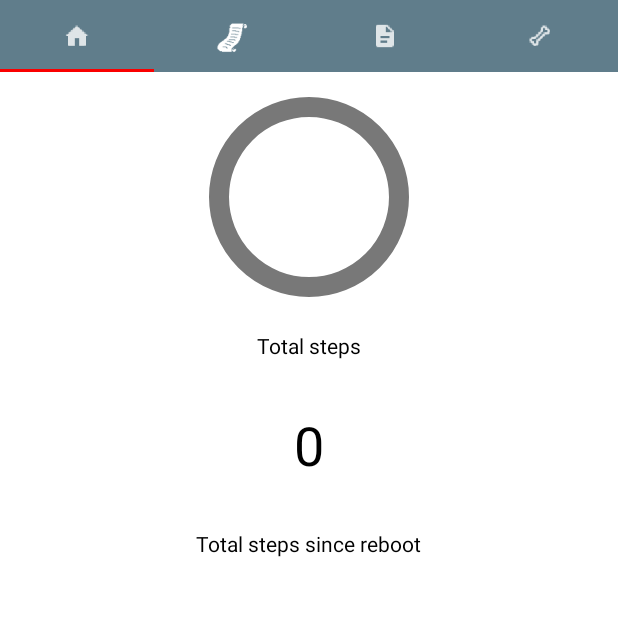
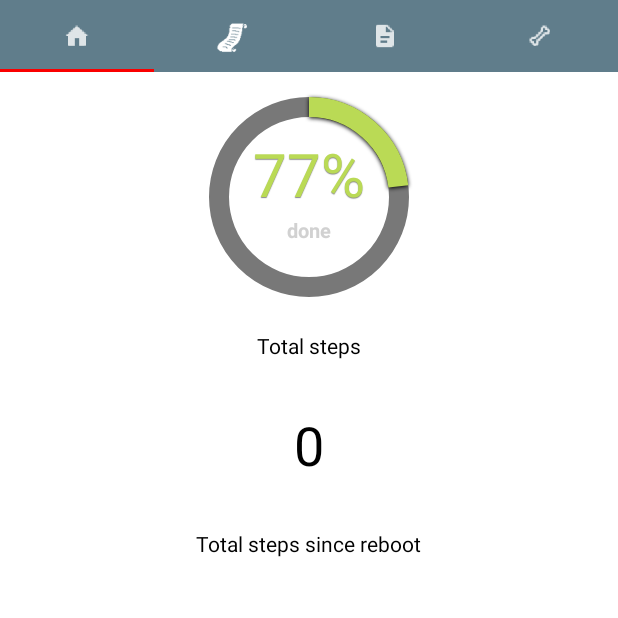
Before and after one commit to fyyhr/DNF, an Android app: the screen it shows after launch (MainActivity), on a phone screen of 412 x 824 dp, the top half of it. Run offline under Robolectric (Android 15) with nearby library versions, the phone set to English and light mode, and no system bars; libraries missing offline, so code that uses them is left out: com.akexorcist.roundcornerprogressbar; 15 statements that could not run were skipped.

Commit message:
this is where i just got the progress bar to work

```diff
--- a/app/src/main/java/com/example/darkdark/app/SecFragment.java
+++ b/app/src/main/java/com/example/darkdark/app/SecFragment.java
@@ -118,7 +118,24 @@ public class SecFragment extends Fragment implements SensorEventListener{
         //Toast.makeText(getActivity(),"ONCREATVIEW CALLLED!", Toast.LENGTH_LONG).show();
         View view = inflater.inflate(R.layout.fragment_sec,
                 container, false);
-        CircularProgressBar c3 = (CircularProgressBar) view.findViewById(R.id.circularprogressbar1);
+        		final CircularProgressBar c1 = (CircularProgressBar) view.findViewById(R.id.circularprogressbar1);
+		c1.animateProgressTo(0, 77, new CircularProgressBar.ProgressAnimationListener() {
+
+			@Override
+			public void onAnimationStart() {
+			}
+
+			@Override
+			public void onAnimationProgress(int progress) {
+				c1.setTitle(progress + "%");
+			}
+
+			@Override
+			public void onAnimationFinish() {
+				c1.setSubTitle("done");
+			}
+		});
+
 
         //lastSteps = 0;
         textCount = (TextView) view.findViewById(R.id.count);
--- a/app/src/main/res/layout/fragment_sec.xml
+++ b/app/src/main/res/layout/fragment_sec.xml
@@ -17,13 +17,15 @@
 
         <com.example.darkdark.app.CircularProgressBar
             android:id="@+id/circularprogressbar1"
-            style="@style/Widget.ProgressBar.Holo.CircularProgressBar"
+            style="@style/Widget.ProgressBar.CircularProgressBar"
             android:layout_width="120dip"
             android:layout_height="120dip"
             android:layout_marginTop="10dip"
             circular:subtitle="subtitle"
             circular:title="Title"
-            android:layout_gravity="center_horizontal" />
+            android:layout_gravity="center_horizontal"
+            android:max="333"
+            android:indeterminate="false" />
 
         <TextView android:textColor="@android:color/black"
         android:layout_width="wrap_content"
--- a/app/src/main/res/values/styles.xml
+++ b/app/src/main/res/values/styles.xml
@@ -18,7 +18,7 @@
         <item name="android:adjustViewBounds">true</item>
         <item name="cpb_progressColor">@color/circular_progress_default_progress</item>
         <item name="cpb_hasShadow">true</item>
-        <item name="cpb_strokeWidth">20</item>
+        <item name="cpb_strokeWidth">40</item>
         <item name="cpb_titleColor">@color/circular_progress_default_title</item>
         <item name="cpb_subtitleColor">@color/circular_progress_default_subtitle</item>
     </style>
```
